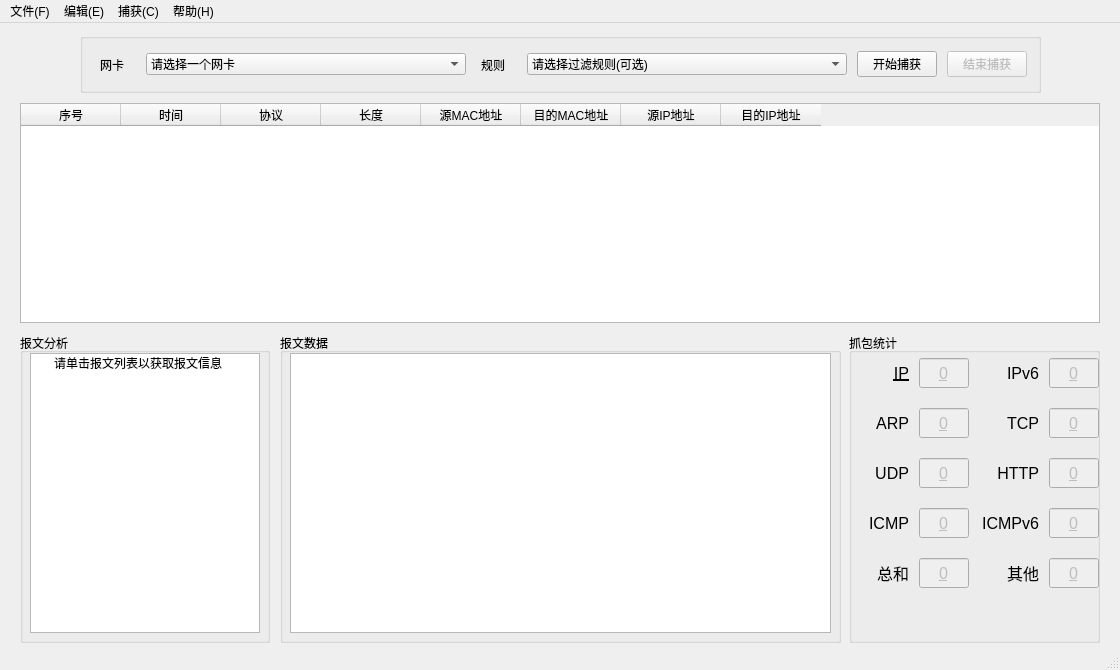
This is mySniffer/mySniffer.ui in crossoverthere/mySniffer as Qt 5 draws it before an edit. The edited form follows.
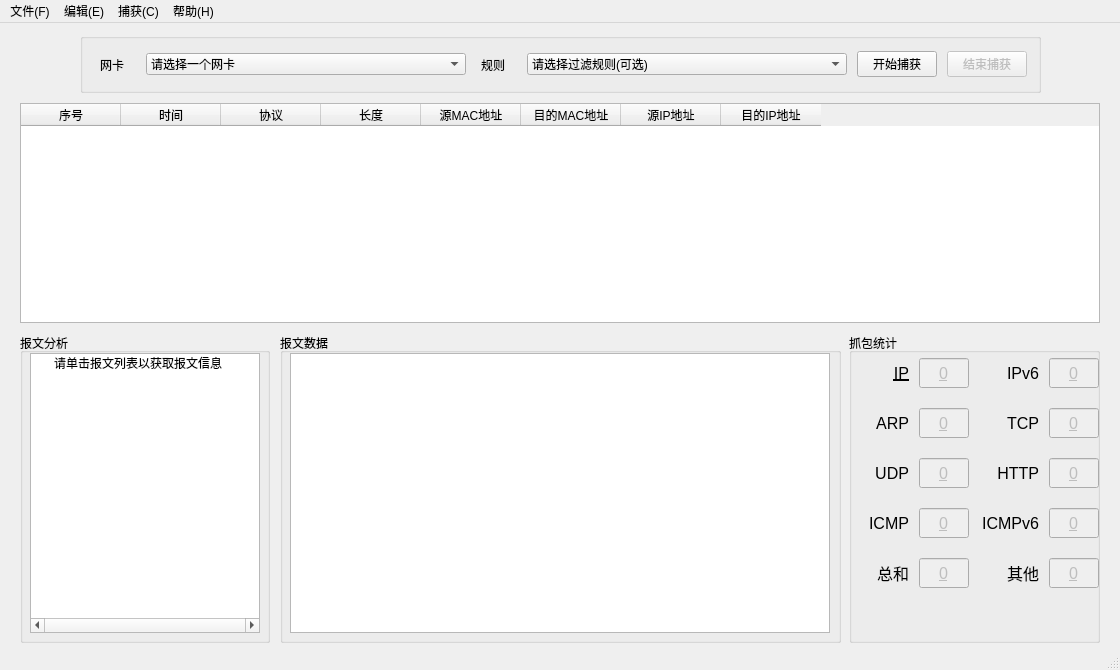
This is the edited form.

The edit to the form file:
```diff
--- a/mySniffer/mySniffer.ui
+++ b/mySniffer/mySniffer.ui
@@ -262,6 +262,9 @@
        <height>280</height>
       </rect>
      </property>
+     <property name="horizontalScrollBarPolicy">
+      <enum>Qt::ScrollBarAlwaysOn</enum>
+     </property>
      <property name="autoExpandDelay">
       <number>-1</number>
      </property>
@@ -292,30 +295,17 @@
     <property name="title">
      <string>报文数据</string>
     </property>
-    <widget class="QTextEdit" name="textEdit">
+    <widget class="QPlainTextEdit" name="plainTextEdit">
      <property name="geometry">
       <rect>
        <x>10</x>
        <y>20</y>
-       <width>541</width>
+       <width>540</width>
        <height>280</height>
       </rect>
      </property>
-     <property name="font">
-      <font>
-       <family>Microsoft Sans Serif</family>
-       <bold>false</bold>
-      </font>
-     </property>
-     <property name="html">
-      <string>&lt;!DOCTYPE HTML PUBLIC &quot;-//W3C//DTD HTML 4.0//EN&quot; &quot;http://www.w3.org/TR/REC-html40/strict.dtd&quot;&gt;
-&lt;html&gt;&lt;head&gt;&lt;meta name=&quot;qrichtext&quot; content=&quot;1&quot; /&gt;&lt;meta charset=&quot;utf-8&quot; /&gt;&lt;style type=&quot;text/css&quot;&gt;
-p, li { white-space: pre-wrap; }
-hr { height: 1px; border-width: 0; }
-li.unchecked::marker { content: &quot;\2610&quot;; }
-li.checked::marker { content: &quot;\2612&quot;; }
-&lt;/style&gt;&lt;/head&gt;&lt;body style=&quot; font-family:'Microsoft Sans Serif'; font-size:9pt; font-weight:400; font-style:normal;&quot;&gt;
-&lt;p style=&quot;-qt-paragraph-type:empty; margin-top:0px; margin-bottom:0px; margin-left:0px; margin-right:0px; -qt-block-indent:0; text-indent:0px; font-family:'Microsoft YaHei UI'; font-weight:700;&quot;&gt;&lt;br /&gt;&lt;/p&gt;&lt;/body&gt;&lt;/html&gt;</string>
+     <property name="readOnly">
+      <bool>true</bool>
      </property>
     </widget>
    </widget>
```
